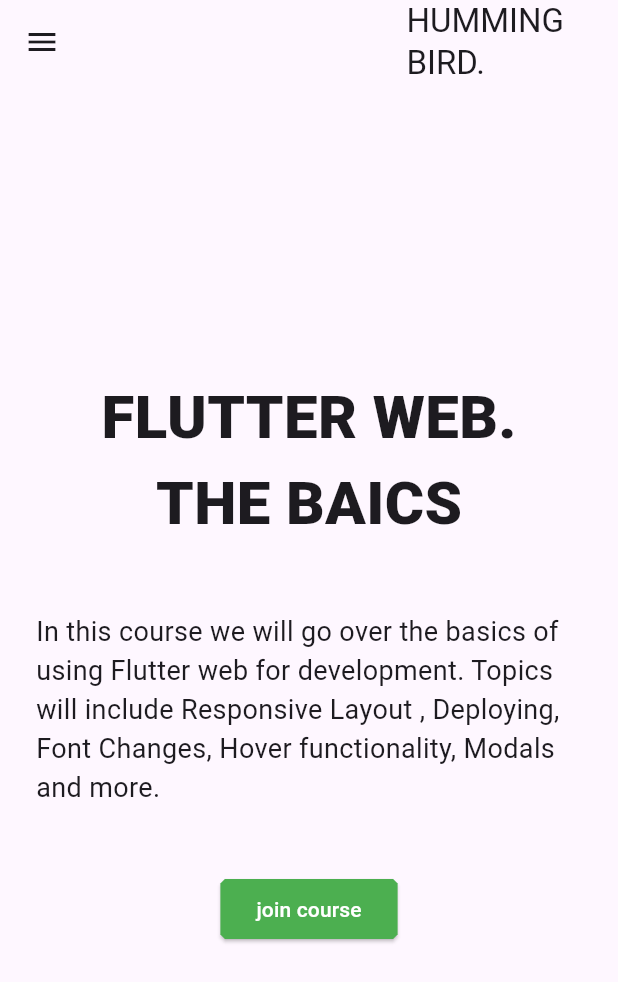
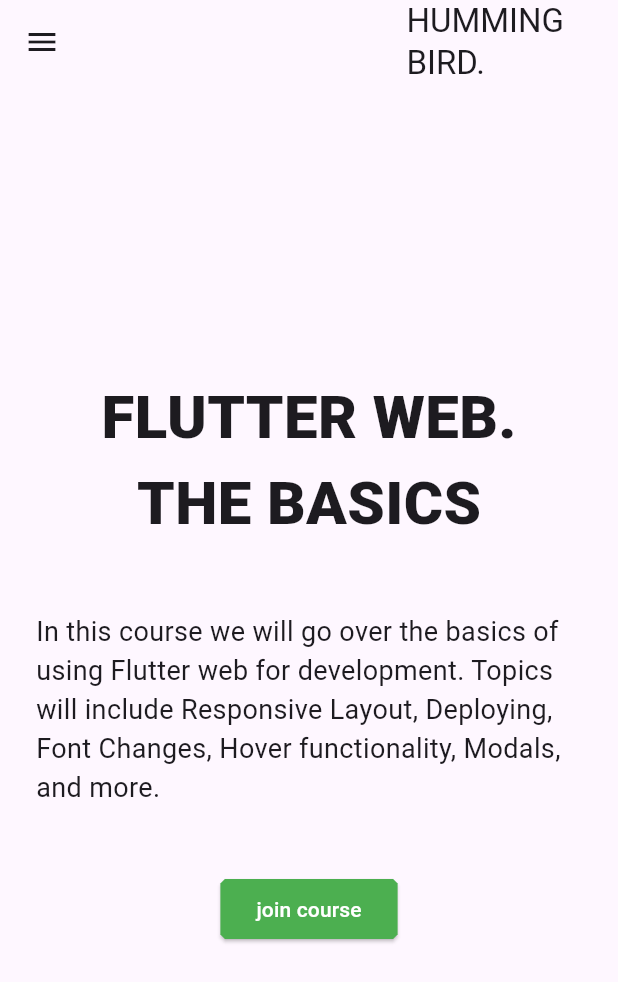
Before and after one commit to Kamrul-Hasan-2/ostad_assaignment_3, a Flutter app: the screen it shows after launch, on a phone screen of 412 x 824 dp. Shown: the top 982 px of the screen. Run offline on Flutter 3.47's test engine with Material 3 defaults, Android fonts, the phone set to English and light mode, and no system bars.

Commit message:
Assaignment Done

```diff
--- a/lib/presentation/home/home_screen.dart
+++ b/lib/presentation/home/home_screen.dart
@@ -1,4 +1,5 @@
 import 'package:flutter/material.dart';
+import 'package:ostad_assaignment_3/presentation/widget/responsive_builder.dart';
 import 'widget_class.dart';
 
 class HomeScreen extends StatelessWidget {
@@ -6,13 +7,13 @@
 
   @override
   Widget build(BuildContext context) {
-    return Scaffold(
+    return ResponsiveBuilder(
+      mobile: Scaffold(
         appBar: AppBar(
           title: const Align(
             alignment: Alignment.centerRight,
             child: Padding(
               padding: EdgeInsets.only(right: 20),
-
               child: Column(
                 crossAxisAlignment: CrossAxisAlignment.start,
                 children: [
@@ -27,9 +28,7 @@
           child: ListView(
             children: [
               _buildDrawerHeader(),
-            const SizedBox(
-              height: 20,
-            ),
+              const SizedBox(height: 20),
               DrawerListTile(
                 icon: const Icon(Icons.smart_display_outlined),
                 textName: 'Episode',
@@ -51,43 +50,138 @@
                 style: TextStyle(fontSize: 40, fontWeight: FontWeight.w900),
               ),
               const Text(
-              'THE BAICS',
+                'THE BASICS',
                 style: TextStyle(fontSize: 40, fontWeight: FontWeight.w900),
               ),
-            const SizedBox(
-              height: 20,
-            ),
+              const SizedBox(height: 20),
               const Wrap(
                 children: [
                   Padding(
                     padding: EdgeInsets.all(24.0),
                     child: Text(
-                    'In this course we will go over the basics of using Flutter web for development. Topics will include Responsive Layout , Deploying, Font Changes, Hover functionality, Modals and more.',
-                    style: TextStyle(
-                      fontSize: 18,
-                    ),
+                      'In this course we will go over the basics of using Flutter web for development. Topics will include Responsive Layout, Deploying, Font Changes, Hover functionality, Modals, and more.',
+                      style: TextStyle(fontSize: 18),
                     ),
                   )
                 ],
               ),
-            const SizedBox(
-              height: 20,
-            ),
+              const SizedBox(height: 20),
               ElevatedButton(
                 style: ElevatedButton.styleFrom(
                   backgroundColor: Colors.green,
                   shape: BeveledRectangleBorder(
                     borderRadius: BorderRadius.circular(3),
                   ),
-              ) ,
+                ),
                 onPressed: () {},
-              child: const Text('join course', style: TextStyle(
+                child: const Text(
+                  'join course',
+                  style: TextStyle(
                     fontSize: 14,
                     color: Colors.white,
-                fontWeight: FontWeight.w500
-              ),),
+                    fontWeight: FontWeight.w500,
+                  ),
+                ),
               ),
             ],
+          ),
+        ),
+      ),
+      desktop: Scaffold(
+        appBar: AppBar(
+          title: const Align(
+            alignment: Alignment.centerLeft,
+            child: Padding(
+              padding: EdgeInsets.all(16),
+              child: Text('HUMMING \nBIRD.'),
+            ),
+          ),
+          actions: <Widget>[
+            Padding(
+              padding: const EdgeInsets.all(16),
+              child: TextButton(
+                onPressed: () {},
+                child: const Text(
+                  'Episodes',
+                  style: TextStyle(color: Colors.black),
+                ),
+              ),
+            ),
+            Padding(
+              padding: const EdgeInsets.all(16),
+              child: TextButton(
+                onPressed: () {},
+                child: const Text(
+                  'About',
+                  style: TextStyle(color: Colors.black),
+                ),
+              ),
+            ),
+          ],
+        ),
+        body: Padding(
+          padding: const EdgeInsets.all(40.0),
+          child: Center(
+            child: Row(
+              crossAxisAlignment: CrossAxisAlignment.center,
+              children: [
+                const Expanded(
+                  child: Column(
+                    crossAxisAlignment: CrossAxisAlignment.start,
+                    mainAxisAlignment: MainAxisAlignment.center,
+                    children: [
+                      Text(
+                        'FLUTTER WEB.',
+                        style: TextStyle(
+                          fontSize: 40,
+                          fontWeight: FontWeight.w900,
+                        ),
+                      ),
+                      Text(
+                        'THE BASICS',
+                        style: TextStyle(
+                          fontSize: 40,
+                          fontWeight: FontWeight.bold,
+                        ),
+                      ),
+                      SizedBox(height: 20),
+                      Text(
+                        'In this course we will go over the basics of using Flutter Web for development. Topics will include Responsive Layout, Deploying, Font Changes, Hover functionality, Modals, and more.',
+                        style: TextStyle(fontSize: 18),
+                      ),
+                    ],
+                  ),
+                ),
+                const Spacer(),
+                Padding(
+                  padding: const EdgeInsets.only(
+                    right: 150
+                  ),
+                  child: Align(
+                    alignment: Alignment.centerRight,
+                    child: ElevatedButton(
+                      style: ElevatedButton.styleFrom(
+                        shape: RoundedRectangleBorder(
+                          borderRadius: BorderRadius.circular(3),
+                        ),
+                        backgroundColor: Colors.green,
+
+                      ),
+                      onPressed: () {},
+                      child: const Text(
+                        'Join course',
+                        style: TextStyle(
+                          fontSize: 16,
+                          color: Colors.white,
+                          fontWeight: FontWeight.w500,
+                        ),
+                      ),
+                    ),
+                  ),
+                ),
+              ],
+            ),
+          ),
         ),
       ),
     );
@@ -105,7 +199,8 @@
               style: TextStyle(
                 fontSize: 20,
                 color: Colors.white,
-                    fontWeight: FontWeight.w900),
+                fontWeight: FontWeight.w900,
+              ),
             ),
             Text(
               'TAP HERE',
@@ -116,6 +211,7 @@
             ),
           ],
         ),
-        ));
+      ),
+    );
   }
 }
```
Lines whose indentation alone changed are shown as unchanged.
